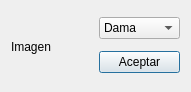
Old version of the form game/coronacionpeon.ui in the repository losfroger/ajedrez-juego.
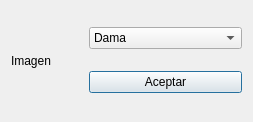
New version of the form.

What changed in the file:
```diff
--- a/game/coronacionpeon.ui
+++ b/game/coronacionpeon.ui
@@ -6,26 +6,26 @@
    <rect>
     <x>0</x>
     <y>0</y>
-    <width>191</width>
-    <height>92</height>
+    <width>253</width>
+    <height>122</height>
    </rect>
   </property>
   <property name="sizePolicy">
    <sizepolicy hsizetype="Fixed" vsizetype="Fixed">
-    <horstretch>191</horstretch>
-    <verstretch>92</verstretch>
+    <horstretch>253</horstretch>
+    <verstretch>122</verstretch>
    </sizepolicy>
   </property>
   <property name="minimumSize">
    <size>
-    <width>191</width>
-    <height>92</height>
+    <width>253</width>
+    <height>122</height>
    </size>
   </property>
   <property name="maximumSize">
    <size>
-    <width>191</width>
-    <height>92</height>
+    <width>253</width>
+    <height>122</height>
    </size>
   </property>
   <property name="contextMenuPolicy">
@@ -48,6 +48,12 @@
          <height>72</height>
         </size>
        </property>
+       <property name="maximumSize">
+        <size>
+         <width>72</width>
+         <height>72</height>
+        </size>
+       </property>
        <property name="text">
         <string>Imagen</string>
        </property>
```
